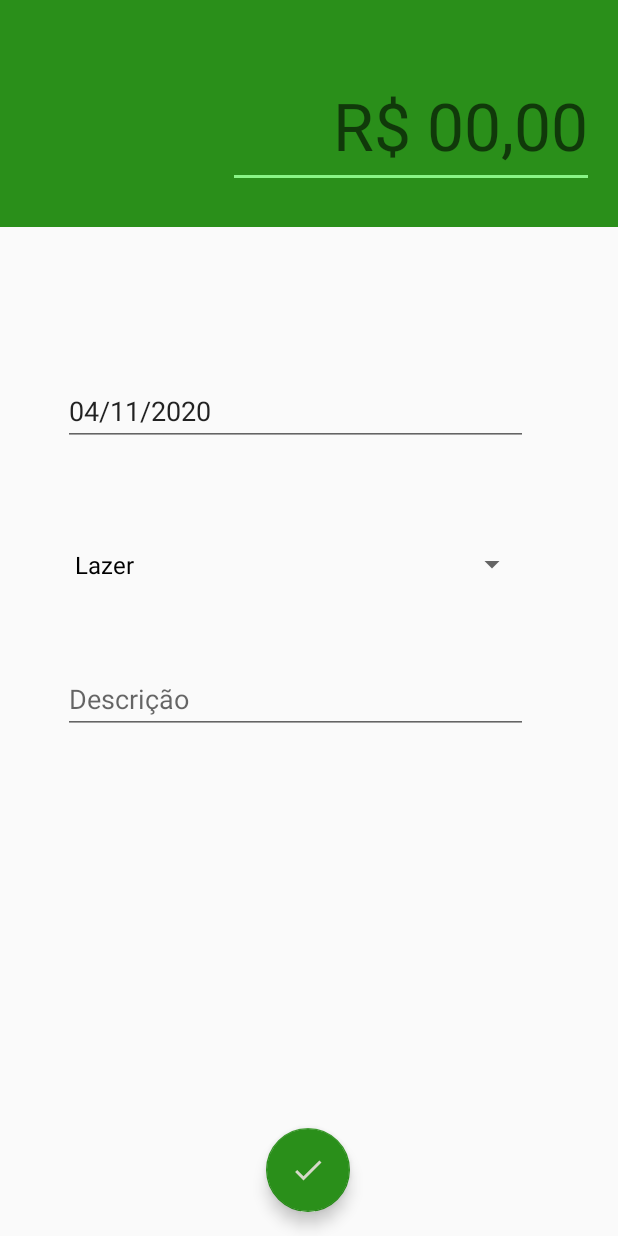
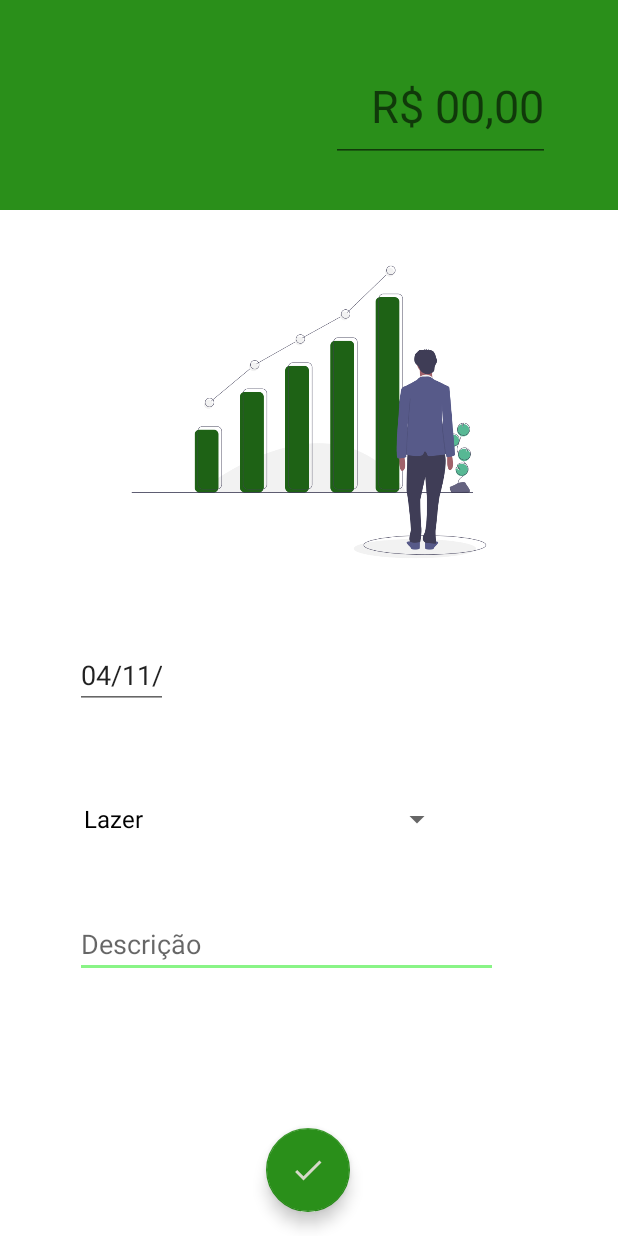
Before and after one commit to cauezito/organizze-clone, an Android app: the EntradaActivity screen opened directly, with no data from a screen before it, on a phone screen of 412 x 824 dp. Run offline under Robolectric (Android 15) with nearby library versions, the phone set to English and light mode, and no system bars.

Commit message:
style: editing layout

```diff
--- a/app/src/main/res/layout/activity_entrada.xml
+++ b/app/src/main/res/layout/activity_entrada.xml
@@ -4,15 +4,95 @@
     xmlns:tools="http://schemas.android.com/tools"
     android:layout_width="match_parent"
     android:layout_height="match_parent"
+    android:background="@android:color/white"
     tools:context=".organizze.activity.EntradaActivity">
+
+    <androidx.appcompat.widget.Toolbar
+        android:id="@+id/toolbar3"
+        android:layout_width="0dp"
+        android:layout_height="140dp"
+        android:background="?attr/colorPrimary"
+        android:minHeight="?attr/actionBarSize"
+        android:theme="?attr/actionBarTheme"
+        app:layout_constraintEnd_toEndOf="parent"
+        app:layout_constraintStart_toStartOf="parent"
+        app:layout_constraintTop_toTopOf="parent" />
+
+    <EditText
+        android:id="@+id/etDescricaoEntrada"
+        android:layout_width="0dp"
+        android:layout_height="44dp"
+        android:layout_marginStart="50dp"
+        android:layout_marginLeft="50dp"
+        android:layout_marginTop="36dp"
+        android:layout_marginEnd="80dp"
+        android:layout_marginRight="80dp"
+        android:ems="10"
+        android:hint="Descrição"
+        android:inputType="textMultiLine"
+        android:lines="6"
+        android:maxLines="6"
+        android:minLines="0"
+        app:layout_constraintEnd_toEndOf="parent"
+        app:layout_constraintHorizontal_bias="0.0"
+        app:layout_constraintStart_toStartOf="parent"
+        app:layout_constraintTop_toBottomOf="@+id/spCategoria" />
+
+    <EditText
+        android:id="@+id/etDataEntrada"
+        android:layout_width="0dp"
+        android:layout_height="43dp"
+        android:layout_marginStart="50dp"
+        android:layout_marginLeft="50dp"
+        android:layout_marginTop="36dp"
+        android:layout_marginEnd="300dp"
+        android:layout_marginRight="300dp"
+        android:ems="10"
+        android:hint="Data"
+        android:inputType="date"
+        android:maxLength="10"
+        app:layout_constraintEnd_toEndOf="parent"
+        app:layout_constraintHorizontal_bias="0.0"
+        app:layout_constraintStart_toStartOf="parent"
+        app:layout_constraintTop_toBottomOf="@+id/imageView2" />
+
+    <Spinner
+        android:id="@+id/spCategoria"
+        android:layout_width="0dp"
+        android:layout_height="51dp"
+        android:layout_marginStart="48dp"
+        android:layout_marginLeft="48dp"
+        android:layout_marginTop="48dp"
+        android:layout_marginEnd="110dp"
+        android:layout_marginRight="110dp"
+        app:layout_constraintEnd_toEndOf="parent"
+        app:layout_constraintHorizontal_bias="1.0"
+        app:layout_constraintStart_toStartOf="parent"
+        app:layout_constraintTop_toBottomOf="@+id/etDataEntrada" />
+
+    <EditText
+        android:id="@+id/etValorEntrada"
+        android:layout_width="146dp"
+        android:layout_height="68dp"
+        android:ems="10"
+        android:gravity="end"
+        android:hint="R$ 00,00"
+        android:inputType="number|numberDecimal"
+        android:maxLength="6"
+        android:textSize="30sp"
+        app:layout_constraintBottom_toBottomOf="@+id/toolbar3"
+        app:layout_constraintEnd_toEndOf="parent"
+        app:layout_constraintHorizontal_bias="0.83"
+        app:layout_constraintStart_toStartOf="parent"
+        app:layout_constraintTop_toTopOf="parent"
+        app:layout_constraintVertical_bias="0.555" />
 
     <com.google.android.material.floatingactionbutton.FloatingActionButton
         android:id="@+id/btNovaEntrada"
         android:layout_width="wrap_content"
         android:layout_height="0dp"
         android:layout_gravity="center|clip_vertical"
-        android:layout_margin="@dimen/fab_margin"
-        android:layout_marginBottom="24dp"
+        android:layout_marginBottom="16dp"
         android:onClick="salvaEntrada"
         android:src="@drawable/ic_baseline_done_24"
         app:backgroundTint="@color/colorToolbarEntrada"
@@ -21,71 +101,16 @@
         app:layout_constraintHorizontal_bias="0.498"
         app:layout_constraintStart_toStartOf="parent" />
 
-    <androidx.appcompat.widget.Toolbar
-        android:id="@+id/toolbar2"
-        android:layout_width="0dp"
-        android:layout_height="151dp"
-        android:background="?attr/colorPrimary"
-        android:minHeight="?attr/actionBarSize"
-        android:theme="?attr/actionBarTheme"
+    <ImageView
+        android:id="@+id/imageView2"
+        android:layout_width="401dp"
+        android:layout_height="237dp"
+        android:layout_marginTop="16dp"
+        android:cropToPadding="false"
+        android:scaleType="centerInside"
         app:layout_constraintEnd_toEndOf="parent"
         app:layout_constraintStart_toStartOf="parent"
-        app:layout_constraintTop_toTopOf="parent" />
-
-    <EditText
-        android:id="@+id/etValorEntrada"
-        android:layout_width="244dp"
-        android:layout_height="81dp"
-        android:layout_marginStart="60dp"
-        android:layout_marginLeft="60dp"
-        android:layout_marginTop="44dp"
-        android:layout_marginEnd="16dp"
-        android:layout_marginRight="16dp"
-        android:ems="10"
-        android:gravity="end"
-        android:hint="R$ 00,00"
-        android:inputType="number|numberDecimal"
-        android:maxLength="6"
-        android:textSize="44sp"
-        app:layout_constraintEnd_toEndOf="parent"
-        app:layout_constraintHorizontal_bias="1.0"
-        app:layout_constraintStart_toStartOf="parent"
-        app:layout_constraintTop_toTopOf="parent" />
-
-    <Spinner
-        android:id="@+id/spCategoria"
-        android:layout_width="310dp"
-        android:layout_height="46dp"
-        android:layout_marginTop="56dp"
-        app:layout_constraintEnd_toEndOf="parent"
-        app:layout_constraintHorizontal_bias="0.415"
-        app:layout_constraintStart_toStartOf="parent"
-        app:layout_constraintTop_toBottomOf="@+id/etDataEntrada" />
-
-    <EditText
-        android:id="@+id/etDataEntrada"
-        android:layout_width="310dp"
-        android:layout_height="46dp"
-        android:layout_marginTop="100dp"
-        android:ems="10"
-        android:hint="Data"
-        android:inputType="date"
-        app:layout_constraintEnd_toEndOf="parent"
-        app:layout_constraintHorizontal_bias="0.415"
-        app:layout_constraintStart_toStartOf="parent"
-        app:layout_constraintTop_toBottomOf="@+id/toolbar2" />
-
-    <EditText
-        android:id="@+id/etDescricaoEntrada"
-        android:layout_width="310dp"
-        android:layout_height="46dp"
-        android:layout_marginTop="44dp"
-        android:ems="10"
-        android:hint="Descrição"
-        android:inputType="textMultiLine"
-        app:layout_constraintEnd_toEndOf="parent"
-        app:layout_constraintHorizontal_bias="0.415"
-        app:layout_constraintStart_toStartOf="parent"
-        app:layout_constraintTop_toBottomOf="@+id/spCategoria" />
+        app:layout_constraintTop_toBottomOf="@+id/toolbar3"
+        app:srcCompat="@drawable/undraw_investing_7u74" />
 
 </androidx.constraintlayout.widget.ConstraintLayout>
```
Also changed, not shown: app/src/main/res/drawable/undraw_investing_7u74.png (added).
